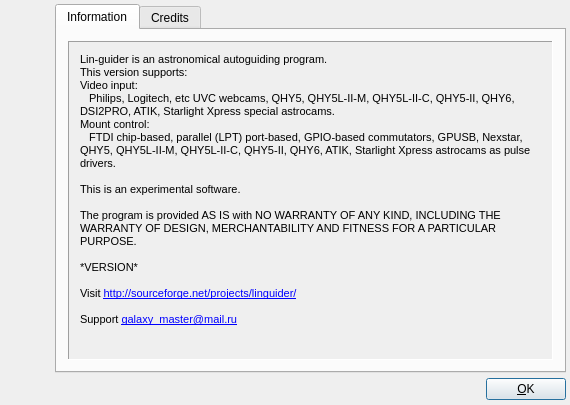
Old version of the form lin_guider/ui/about.ui in the repository rumengb/lin_guider.
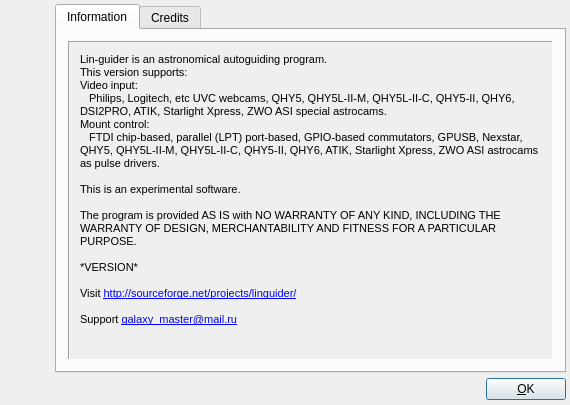
New version of the form. Icons and pictures are not drawn.

Commit message: v.3.0.0; About dialogue

Diff of the .ui file:
```diff
--- a/lin_guider/ui/about.ui
+++ b/lin_guider/ui/about.ui
@@ -58,8 +58,8 @@
            <rect>
             <x>0</x>
             <y>0</y>
-            <width>294</width>
-            <height>330</height>
+            <width>404</width>
+            <height>315</height>
            </rect>
           </property>
           <layout class="QGridLayout" name="gridLayout">
@@ -73,9 +73,9 @@
 &lt;p style=&quot; margin-top:0px; margin-bottom:0px; margin-left:0px; margin-right:0px; -qt-block-indent:0; text-indent:0px;&quot;&gt;Lin-guider is an astronomical autoguiding program.&lt;/p&gt;
 &lt;p style=&quot; margin-top:0px; margin-bottom:0px; margin-left:0px; margin-right:0px; -qt-block-indent:0; text-indent:0px;&quot;&gt;This version supports:&lt;/p&gt;
 &lt;p style=&quot; margin-top:0px; margin-bottom:0px; margin-left:0px; margin-right:0px; -qt-block-indent:0; text-indent:0px;&quot;&gt;Video input:&lt;/p&gt;
-&lt;p style=&quot; margin-top:0px; margin-bottom:0px; margin-left:0px; margin-right:0px; -qt-block-indent:0; text-indent:0px;&quot;&gt;   Philips, Logitech, etc UVC webcams, QHY5, QHY5L-II-M, QHY5L-II-C, QHY5-II, QHY6, DSI2PRO, ATIK, Starlight Xpress special astrocams.&lt;/p&gt;
+&lt;p style=&quot; margin-top:0px; margin-bottom:0px; margin-left:0px; margin-right:0px; -qt-block-indent:0; text-indent:0px;&quot;&gt;   Philips, Logitech, etc UVC webcams, QHY5, QHY5L-II-M, QHY5L-II-C, QHY5-II, QHY6, DSI2PRO, ATIK, Starlight Xpress, ZWO ASI special astrocams.&lt;/p&gt;
 &lt;p style=&quot; margin-top:0px; margin-bottom:0px; margin-left:0px; margin-right:0px; -qt-block-indent:0; text-indent:0px;&quot;&gt;Mount control:&lt;/p&gt;
-&lt;p style=&quot; margin-top:0px; margin-bottom:0px; margin-left:0px; margin-right:0px; -qt-block-indent:0; text-indent:0px;&quot;&gt;   FTDI chip-based, parallel (LPT) port-based, GPIO-based commutators, GPUSB, Nexstar, QHY5, QHY5L-II-M, QHY5L-II-C, QHY5-II, QHY6, ATIK, Starlight Xpress astrocams as pulse drivers.&lt;/p&gt;
+&lt;p style=&quot; margin-top:0px; margin-bottom:0px; margin-left:0px; margin-right:0px; -qt-block-indent:0; text-indent:0px;&quot;&gt;   FTDI chip-based, parallel (LPT) port-based, GPIO-based commutators, GPUSB, Nexstar, QHY5, QHY5L-II-M, QHY5L-II-C, QHY5-II, QHY6, ATIK, Starlight Xpress, ZWO ASI astrocams as pulse drivers.&lt;/p&gt;
 &lt;p style=&quot;-qt-paragraph-type:empty; margin-top:0px; margin-bottom:0px; margin-left:0px; margin-right:0px; -qt-block-indent:0; text-indent:0px;&quot;&gt;&lt;br /&gt;&lt;/p&gt;
 &lt;p style=&quot; margin-top:0px; margin-bottom:0px; margin-left:0px; margin-right:0px; -qt-block-indent:0; text-indent:0px;&quot;&gt;This is an experimental software.&lt;/p&gt;
 &lt;p style=&quot;-qt-paragraph-type:empty; margin-top:0px; margin-bottom:0px; margin-left:0px; margin-right:0px; -qt-block-indent:0; text-indent:0px;&quot;&gt;&lt;br /&gt;&lt;/p&gt;
```
Left out of the diff: 4 changed lines with no effect on the pictures.
